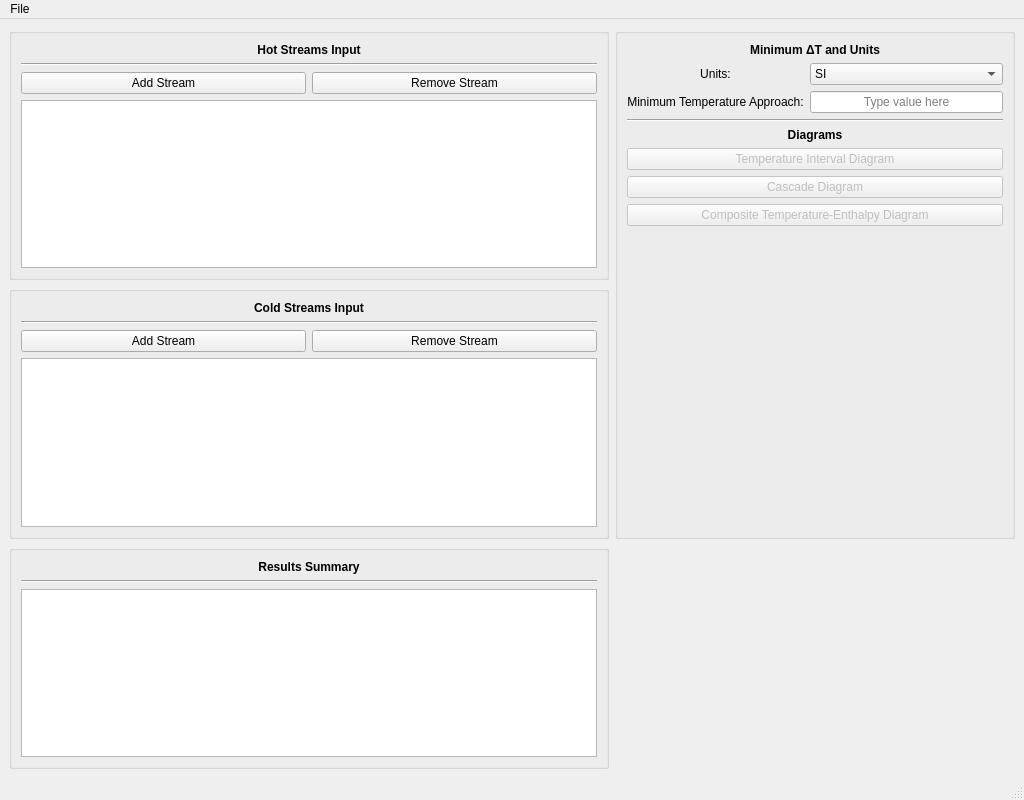
Before: the Qt Designer form src/gui/views/ui/mainwindow.ui in feslima/HENSAD, drawn with Qt 5.
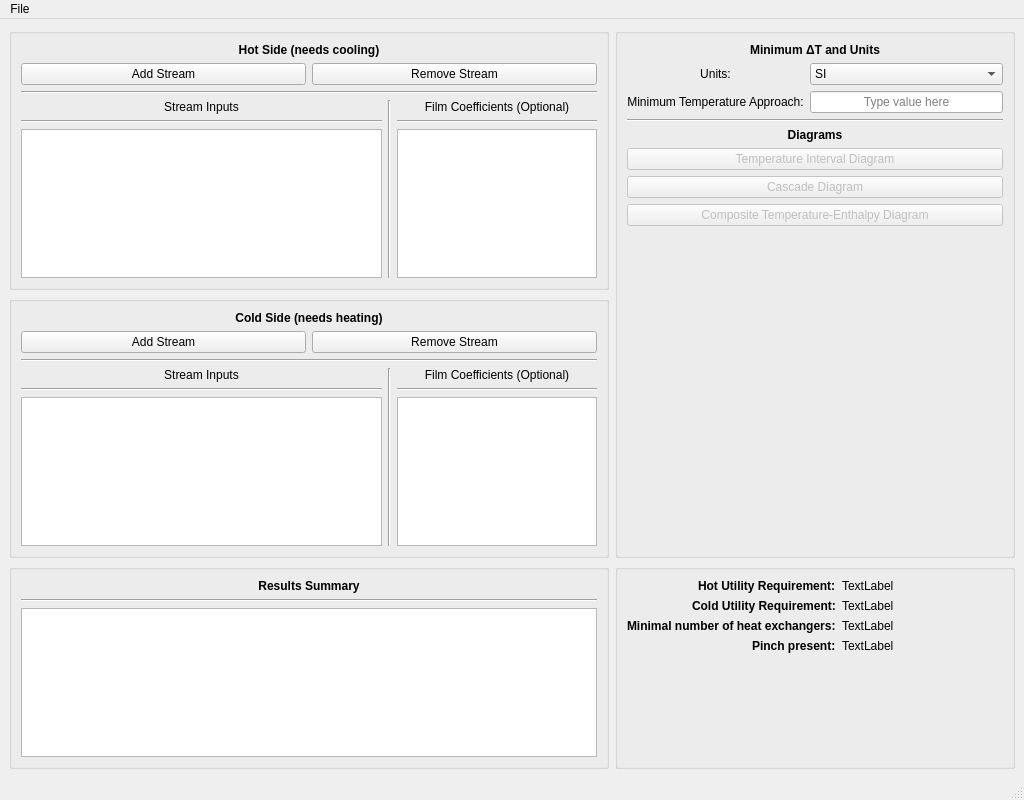
After: the same form once the commit is applied. Icons and pictures are not drawn.

Commit message: Updating mainwindow to allow film coefficients

The edit to the form file:
```diff
--- a/src/gui/views/ui/mainwindow.ui
+++ b/src/gui/views/ui/mainwindow.ui
@@ -15,63 +15,6 @@
   </property>
   <widget class="QWidget" name="centralwidget">
    <layout class="QGridLayout" name="gridLayout">
-    <item row="1" column="0">
-     <widget class="QGroupBox" name="groupBox_2">
-      <property name="title">
-       <string/>
-      </property>
-      <layout class="QGridLayout" name="gridLayout_3">
-       <item row="3" column="1">
-        <widget class="QPushButton" name="deleteColdStreamPushButton">
-         <property name="text">
-          <string>Remove Stream</string>
-         </property>
-         <property name="icon">
-          <iconset resource="../../resources/icons.qrc">
-           <normaloff>:/streams/delete_icon.svg</normaloff>:/streams/delete_icon.svg</iconset>
-         </property>
-        </widget>
-       </item>
-       <item row="3" column="0">
-        <widget class="QPushButton" name="addColdStreamPushButton">
-         <property name="text">
-          <string>Add Stream</string>
-         </property>
-         <property name="icon">
-          <iconset resource="../../resources/icons.qrc">
-           <normaloff>:/streams/add_icon.svg</normaloff>:/streams/add_icon.svg</iconset>
-         </property>
-        </widget>
-       </item>
-       <item row="1" column="0" colspan="2">
-        <widget class="Line" name="line_3">
-         <property name="orientation">
-          <enum>Qt::Horizontal</enum>
-         </property>
-        </widget>
-       </item>
-       <item row="0" column="0" colspan="2">
-        <widget class="QLabel" name="label_6">
-         <property name="font">
-          <font>
-           <weight>75</weight>
-           <bold>true</bold>
-          </font>
-         </property>
-         <property name="text">
-          <string>Cold Streams Input</string>
-         </property>
-         <property name="alignment">
-          <set>Qt::AlignCenter</set>
-         </property>
-        </widget>
-       </item>
-       <item row="4" column="0" colspan="2">
-        <widget class="QTableView" name="coldStreamTableView"/>
-       </item>
-      </layout>
-     </widget>
-    </item>
     <item row="0" column="1" rowspan="2">
      <widget class="QGroupBox" name="groupBox_3">
       <property name="sizePolicy">
@@ -240,44 +183,162 @@
        <string/>
       </property>
       <layout class="QGridLayout" name="gridLayout_2">
-       <item row="3" column="0">
-        <widget class="QPushButton" name="addHotStreamPushButton">
-         <property name="text">
-          <string>Add Stream</string>
+       <item row="4" column="2" rowspan="3">
+        <widget class="Line" name="line_5">
+         <property name="orientation">
+          <enum>Qt::Vertical</enum>
          </property>
-         <property name="icon">
-          <iconset resource="../../resources/icons.qrc">
-           <normaloff>:/streams/add_icon.svg</normaloff>:/streams/add_icon.svg</iconset>
+        </widget>
+       </item>
+       <item row="6" column="3">
+        <widget class="QTableView" name="hotFilmCoefTableView">
+         <property name="maximumSize">
+          <size>
+           <width>200</width>
+           <height>16777215</height>
+          </size>
          </property>
         </widget>
        </item>
-       <item row="3" column="1">
-        <widget class="QPushButton" name="deleteHotStreamPushButton">
+       <item row="5" column="3">
+        <widget class="Line" name="line_6">
+         <property name="orientation">
+          <enum>Qt::Horizontal</enum>
+         </property>
+        </widget>
+       </item>
+       <item row="0" column="0" colspan="4">
+        <widget class="QLabel" name="label_5">
+         <property name="font">
+          <font>
+           <weight>75</weight>
+           <bold>true</bold>
+          </font>
+         </property>
          <property name="text">
-          <string>Remove Stream</string>
+          <string>Hot Side (needs cooling)</string>
          </property>
-         <property name="icon">
-          <iconset resource="../../resources/icons.qrc">
-           <normaloff>:/streams/delete_icon.svg</normaloff>:/streams/delete_icon.svg</iconset>
+         <property name="alignment">
+          <set>Qt::AlignCenter</set>
          </property>
         </widget>
        </item>
        <item row="4" column="0" colspan="2">
+        <widget class="QLabel" name="label_8">
+         <property name="font">
+          <font>
+           <weight>50</weight>
+           <bold>false</bold>
+          </font>
+         </property>
+         <property name="text">
+          <string>Stream Inputs</string>
+         </property>
+         <property name="alignment">
+          <set>Qt::AlignCenter</set>
+         </property>
+        </widget>
+       </item>
+       <item row="4" column="3">
+        <widget class="QLabel" name="label_9">
+         <property name="font">
+          <font>
+           <weight>50</weight>
+           <bold>false</bold>
+          </font>
+         </property>
+         <property name="text">
+          <string>Film Coefficients (Optional)</string>
+         </property>
+         <property name="alignment">
+          <set>Qt::AlignCenter</set>
+         </property>
+        </widget>
+       </item>
+       <item row="5" column="0" colspan="2">
+        <widget class="Line" name="line_7">
+         <property name="orientation">
+          <enum>Qt::Horizontal</enum>
+         </property>
+        </widget>
+       </item>
+       <item row="6" column="0" colspan="2">
         <widget class="QTableView" name="hotStreamTableView">
          <property name="selectionMode">
           <enum>QAbstractItemView::SingleSelection</enum>
          </property>
         </widget>
        </item>
-       <item row="1" column="0" colspan="2">
+       <item row="2" column="0" colspan="4">
+        <layout class="QHBoxLayout" name="horizontalLayout_5">
+         <item>
+          <widget class="QPushButton" name="addHotStreamPushButton">
+           <property name="text">
+            <string>Add Stream</string>
+           </property>
+           <property name="icon">
+            <iconset resource="../../resources/icons.qrc">
+             <normaloff>:/streams/add_icon.svg</normaloff>:/streams/add_icon.svg</iconset>
+           </property>
+          </widget>
+         </item>
+         <item>
+          <widget class="QPushButton" name="deleteHotStreamPushButton">
+           <property name="text">
+            <string>Remove Stream</string>
+           </property>
+           <property name="icon">
+            <iconset resource="../../resources/icons.qrc">
+             <normaloff>:/streams/delete_icon.svg</normaloff>:/streams/delete_icon.svg</iconset>
+           </property>
+          </widget>
+         </item>
+        </layout>
+       </item>
+       <item row="3" column="0" colspan="4">
         <widget class="Line" name="line_2">
          <property name="orientation">
           <enum>Qt::Horizontal</enum>
          </property>
         </widget>
        </item>
-       <item row="0" column="0" colspan="2">
-        <widget class="QLabel" name="label_5">
+      </layout>
+     </widget>
+    </item>
+    <item row="1" column="0">
+     <widget class="QGroupBox" name="groupBox_2">
+      <property name="title">
+       <string/>
+      </property>
+      <layout class="QGridLayout" name="gridLayout_3">
+       <item row="4" column="0">
+        <widget class="QLabel" name="label_11">
+         <property name="font">
+          <font>
+           <weight>50</weight>
+           <bold>false</bold>
+          </font>
+         </property>
+         <property name="text">
+          <string>Stream Inputs</string>
+         </property>
+         <property name="alignment">
+          <set>Qt::AlignCenter</set>
+         </property>
+        </widget>
+       </item>
+       <item row="6" column="2">
+        <widget class="QTableView" name="coldFilmCoefTableView">
+         <property name="maximumSize">
+          <size>
+           <width>200</width>
+           <height>16777215</height>
+          </size>
+         </property>
+        </widget>
+       </item>
+       <item row="0" column="0" colspan="3">
+        <widget class="QLabel" name="label_6">
          <property name="font">
           <font>
            <weight>75</weight>
@@ -285,13 +346,86 @@
           </font>
          </property>
          <property name="text">
-          <string>Hot Streams Input</string>
+          <string>Cold Side (needs heating)</string>
          </property>
          <property name="alignment">
           <set>Qt::AlignCenter</set>
          </property>
         </widget>
        </item>
+       <item row="1" column="0" colspan="3">
+        <layout class="QHBoxLayout" name="horizontalLayout_6">
+         <item>
+          <widget class="QPushButton" name="addColdStreamPushButton">
+           <property name="text">
+            <string>Add Stream</string>
+           </property>
+           <property name="icon">
+            <iconset resource="../../resources/icons.qrc">
+             <normaloff>:/streams/add_icon.svg</normaloff>:/streams/add_icon.svg</iconset>
+           </property>
+          </widget>
+         </item>
+         <item>
+          <widget class="QPushButton" name="deleteColdStreamPushButton">
+           <property name="text">
+            <string>Remove Stream</string>
+           </property>
+           <property name="icon">
+            <iconset resource="../../resources/icons.qrc">
+             <normaloff>:/streams/delete_icon.svg</normaloff>:/streams/delete_icon.svg</iconset>
+           </property>
+          </widget>
+         </item>
+        </layout>
+       </item>
+       <item row="3" column="0" colspan="3">
+        <widget class="Line" name="line_3">
+         <property name="orientation">
+          <enum>Qt::Horizontal</enum>
+         </property>
+        </widget>
+       </item>
+       <item row="4" column="2">
+        <widget class="QLabel" name="label_10">
+         <property name="font">
+          <font>
+           <weight>50</weight>
+           <bold>false</bold>
+          </font>
+         </property>
+         <property name="text">
+          <string>Film Coefficients (Optional)</string>
+         </property>
+         <property name="alignment">
+          <set>Qt::AlignCenter</set>
+         </property>
+        </widget>
+       </item>
+       <item row="6" column="0">
+        <widget class="QTableView" name="coldStreamTableView"/>
+       </item>
+       <item row="5" column="0">
+        <widget class="Line" name="line_9">
+         <property name="orientation">
+          <enum>Qt::Horizontal</enum>
+         </property>
+        </widget>
+       </item>
+       <item row="5" column="2">
+        <widget class="Line" name="line_10">
+         <property name="orientation">
+          <enum>Qt::Horizontal</enum>
+         </property>
+        </widget>
+       </item>
+       <item row="4" column="1" rowspan="3">
+        <widget class="Line" name="line_8">
+         <property name="orientation">
+          <enum>Qt::Vertical</enum>
+         </property>
+        </widget>
+       </item>
       </layout>
      </widget>
     </item>
@@ -317,6 +451,13 @@
          </property>
         </widget>
        </item>
+       <item row="1" column="0">
+        <widget class="Line" name="line_4">
+         <property name="orientation">
+          <enum>Qt::Horizontal</enum>
+         </property>
+        </widget>
+       </item>
        <item row="2" column="0">
         <widget class="QTableView" name="summaryTableView">
          <property name="editTriggers">
@@ -324,12 +465,101 @@
          </property>
         </widget>
        </item>
-       <item row="1" column="0">
-        <widget class="Line" name="line_4">
-         <property name="orientation">
-          <enum>Qt::Horizontal</enum>
+      </layout>
+     </widget>
+    </item>
+    <item row="2" column="1">
+     <widget class="QGroupBox" name="groupBox_5">
+      <property name="title">
+       <string/>
+      </property>
+      <layout class="QGridLayout" name="gridLayout_6">
+       <item row="0" column="0">
+        <layout class="QFormLayout" name="formLayout">
+         <property name="labelAlignment">
+          <set>Qt::AlignRight|Qt::AlignTrailing|Qt::AlignVCenter</set>
          </property>
-        </widget>
+         <item row="0" column="0">
+          <widget class="QLabel" name="label_12">
+           <property name="font">
+            <font>
+             <weight>75</weight>
+             <bold>true</bold>
+            </font>
+           </property>
+           <property name="text">
+            <string>Hot Utility Requirement:</string>
+           </property>
+          </widget>
+         </item>
+         <item row="0" column="1">
+          <widget class="QLabel" name="label_13">
+           <property name="text">
+            <string>TextLabel</string>
+           </property>
+          </widget>
+         </item>
+         <item row="1" column="0">
+          <widget class="QLabel" name="label_14">
+           <property name="font">
+            <font>
+             <weight>75</weight>
+             <bold>true</bold>
+            </font>
+           </property>
+           <property name="text">
+            <string>Cold Utility Requirement:</string>
+           </property>
+          </widget>
+         </item>
+         <item row="1" column="1">
+          <widget class="QLabel" name="label_15">
+           <property name="text">
+            <string>TextLabel</string>
+           </property>
+          </widget>
+         </item>
+         <item row="2" column="0">
+          <widget class="QLabel" name="label_20">
+           <property name="font">
+            <font>
+             <weight>75</weight>
+             <bold>true</bold>
+            </font>
+           </property>
+           <property name="text">
+            <string>Minimal number of heat exchangers:</string>
+           </property>
+          </widget>
+         </item>
+         <item row="2" column="1">
+          <widget class="QLabel" name="label_21">
+           <property name="text">
+            <string>TextLabel</string>
+           </property>
+          </widget>
+         </item>
+         <item row="3" column="0">
+          <widget class="QLabel" name="label_22">
+           <property name="font">
+            <font>
+             <weight>75</weight>
+             <bold>true</bold>
+            </font>
+           </property>
+           <property name="text">
+            <string>Pinch present:</string>
+           </property>
+          </widget>
+         </item>
+         <item row="3" column="1">
+          <widget class="QLabel" name="label_23">
+           <property name="text">
+            <string>TextLabel</string>
+           </property>
+          </widget>
+         </item>
+        </layout>
        </item>
       </layout>
      </widget>
```
The commit also changes 6 other files.
